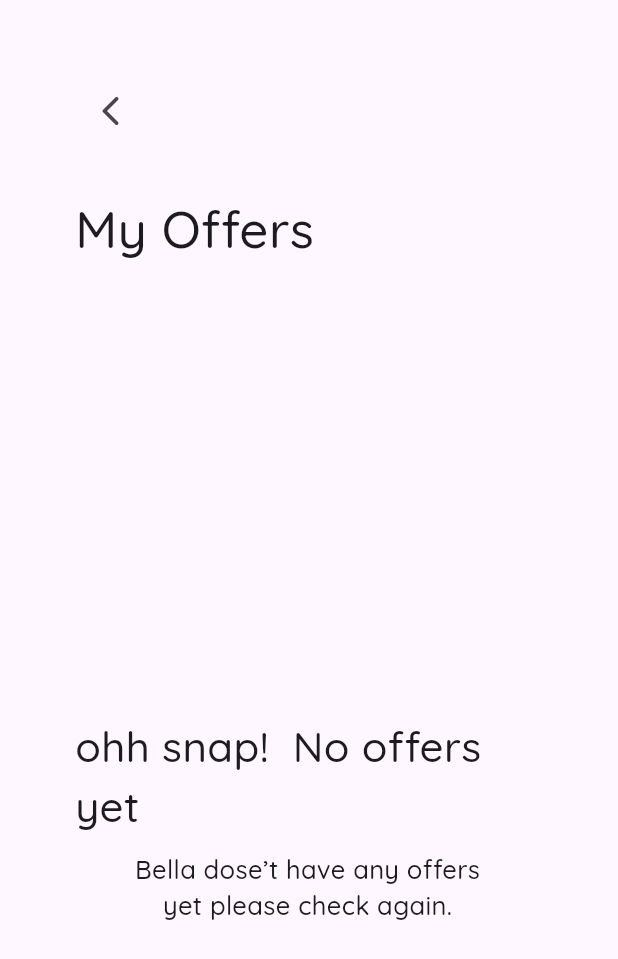
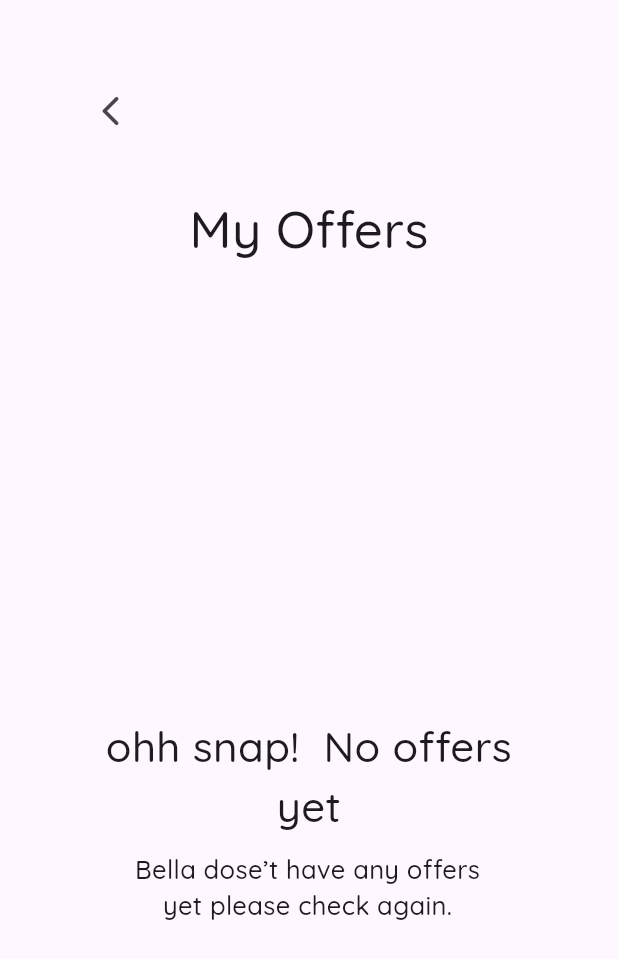
Before and after one commit to Sanwor/marao_app, a Flutter app: the MyOffers screen opened directly, on a phone screen of 412 x 824 dp. Shown: the top 959 px of the screen. Run offline on Flutter 3.47's test engine with Material 3 defaults, Android fonts, the phone set to English and light mode, and no system bars; our stand-ins replace flutter_slidable, flutter_svg.

Commit message:
text alignment

```diff
--- a/lib/view/my_offers.dart
+++ b/lib/view/my_offers.dart
@@ -29,16 +29,22 @@ class _MyOffersState extends State<MyOffers> {
             SizedBox(
               height: 30,
             ),
-            Text(
-              'My Offers',
-              style: TextStyle(fontSize: 34, fontWeight: FontWeight.w500),
+            Center(
+              child: Text(
+                'My Offers',
+                style: TextStyle(fontSize: 34, fontWeight: FontWeight.w500),
+              ),
             ),
             SizedBox(
               height: 300,
             ),
             Text(
               'ohh snap!  No offers yet',
-              style: TextStyle(fontSize: 28, fontWeight: FontWeight.w500),
+              textAlign: TextAlign.center,
+              style: TextStyle(
+                fontSize: 28,
+                fontWeight: FontWeight.w500,
+              ),
             ),
             SizedBox(height: 10),
             Padding(
```
